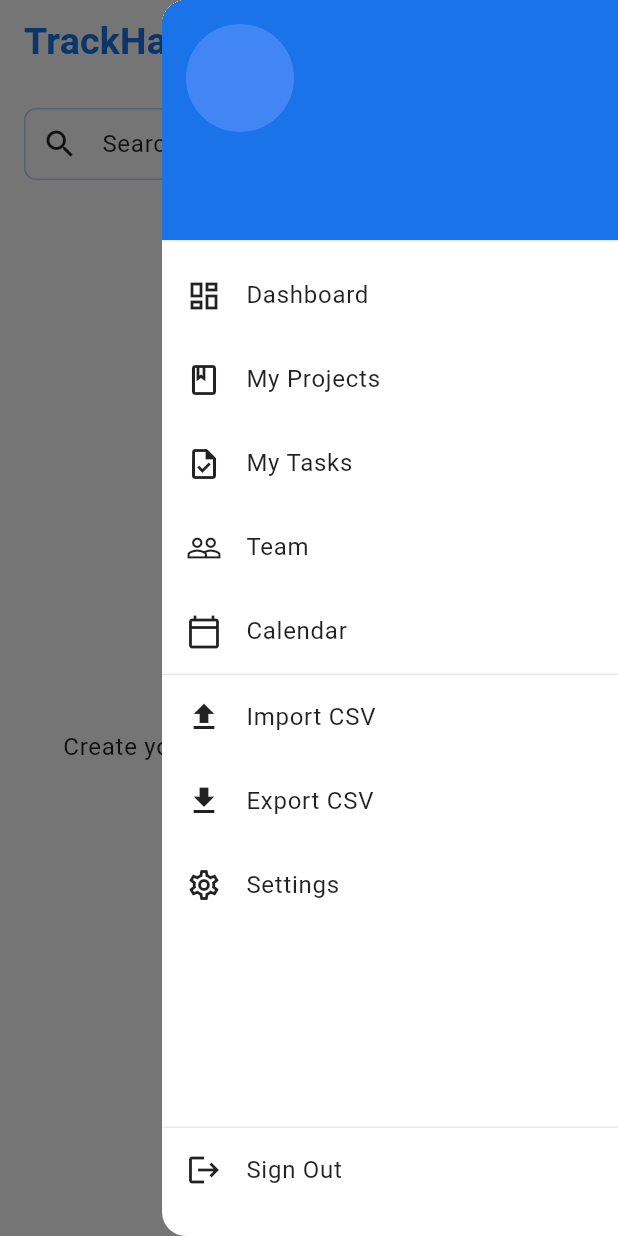
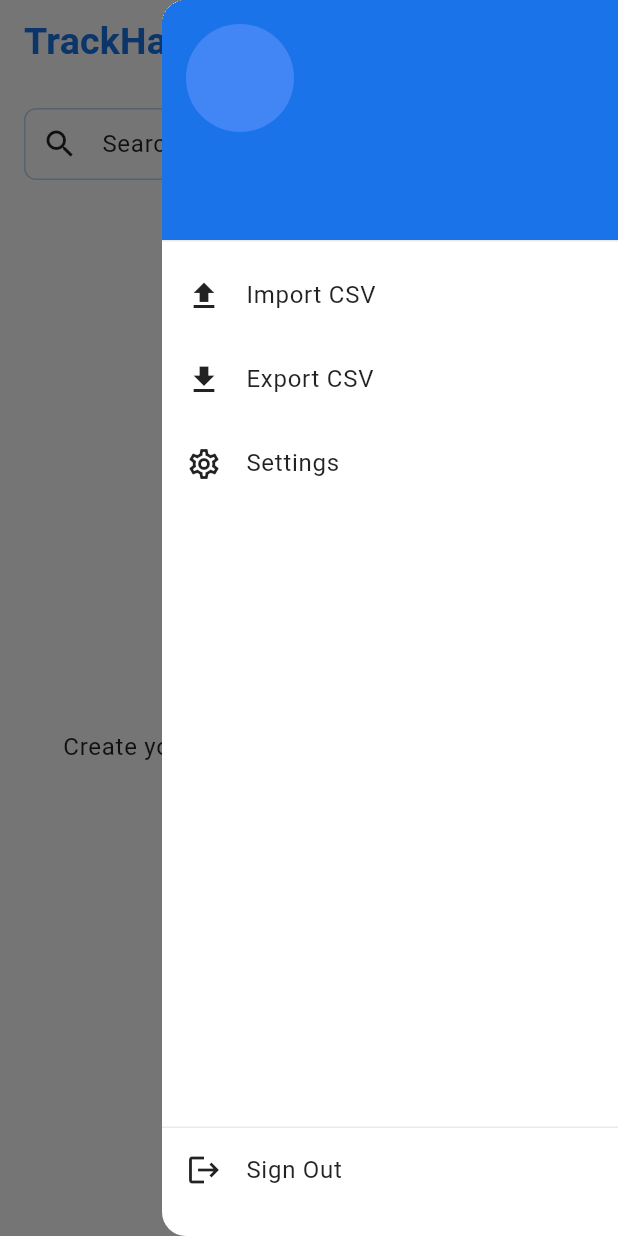
Before and after one commit to bgrigsby8/trackhack, a Flutter app: the screen it shows once a user with an empty profile is signed in, with the side drawer open, on a phone screen of 412 x 824 dp. Run offline on Flutter 3.47's test engine with Material 3 defaults, Android fonts, the phone set to English and light mode, and no system bars; our stand-ins replace cloud_firestore, file_picker, firebase_auth, firebase_core, firebase_storage; missing offline and left inert: universal_html; accounts and stored records are empty.

Commit message:
Removed unecessary tiles

```diff
--- a/lib/widgets/app_drawer.dart
+++ b/lib/widgets/app_drawer.dart
@@ -4,7 +4,6 @@ import 'package:provider/provider.dart';
 import '../models/user_model.dart';
 import '../providers/auth_provider.dart';
 import '../providers/project_provider.dart';
-import '../screens/dashboard/dashboard_screen.dart';
 import '../screens/dashboard/widgets/import_csv_dialog.dart';
 import '../utils/csv_export.dart';
 
@@ -13,7 +12,8 @@ class AppDrawer extends StatelessWidget {
 
   // Export projects to CSV
   void _exportProjectsToCSV(BuildContext context) {
-    final projectProvider = Provider.of<ProjectProvider>(context, listen: false);
+    final projectProvider =
+        Provider.of<ProjectProvider>(context, listen: false);
     final projects = projectProvider.projects;
 
     if (projects.isEmpty) {
@@ -163,59 +163,6 @@ class AppDrawer extends StatelessWidget {
             ),
           ),
 
-          // Navigation items
-          ListTile(
-            leading: const Icon(Icons.dashboard_outlined),
-            title: const Text('Dashboard'),
-            onTap: () {
-              Navigator.pushAndRemoveUntil(
-                context,
-                MaterialPageRoute(
-                  builder: (context) => const DashboardScreen(),
-                ),
-                (route) => false,
-              );
-            },
-          ),
-
-          ListTile(
-            leading: const Icon(Icons.book_outlined),
-            title: const Text('My Projects'),
-            onTap: () {
-              // This is the same as the dashboard for now
-              Navigator.pop(context);
-            },
-          ),
-
-          ListTile(
-            leading: const Icon(Icons.task_outlined),
-            title: const Text('My Tasks'),
-            onTap: () {
-              // TODO: Implement My Tasks screen
-              Navigator.pop(context);
-            },
-          ),
-
-          ListTile(
-            leading: const Icon(Icons.people_outline),
-            title: const Text('Team'),
-            onTap: () {
-              // TODO: Implement Team screen
-              Navigator.pop(context);
-            },
-          ),
-
-          ListTile(
-            leading: const Icon(Icons.calendar_today_outlined),
-            title: const Text('Calendar'),
-            onTap: () {
-              // TODO: Implement Calendar screen
-              Navigator.pop(context);
-            },
-          ),
-
-          const Divider(),
-
           // Import CSV option
           ListTile(
             leading: const Icon(Icons.file_upload),
```
